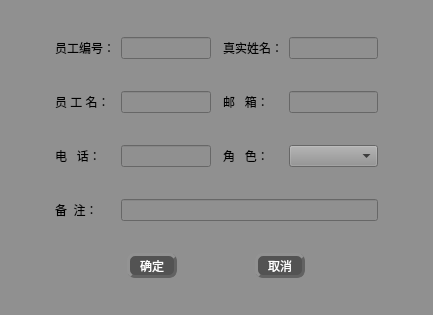
Before: the Qt Designer form Deca/management/staff_modify2.ui in summerfll/wms, drawn with Qt 5.
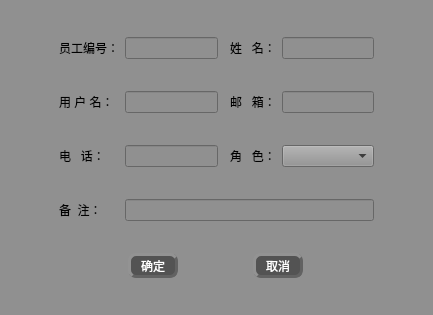
After: the same form once the commit is applied. Icons and pictures are not drawn.

What changed in the file:
```diff
--- a/Deca/management/staff_modify2.ui
+++ b/Deca/management/staff_modify2.ui
@@ -223,7 +223,7 @@
    <item row="3" column="2">
     <widget class="QLabel" name="label_5">
      <property name="text">
-      <string>员 工 名：</string>
+      <string>用 户 名：</string>
      </property>
     </widget>
    </item>
@@ -250,7 +250,7 @@
    <item row="1" column="5">
     <widget class="QLabel" name="label_3">
      <property name="text">
-      <string>真实姓名：</string>
+      <string>姓   名：</string>
      </property>
     </widget>
    </item>
```
